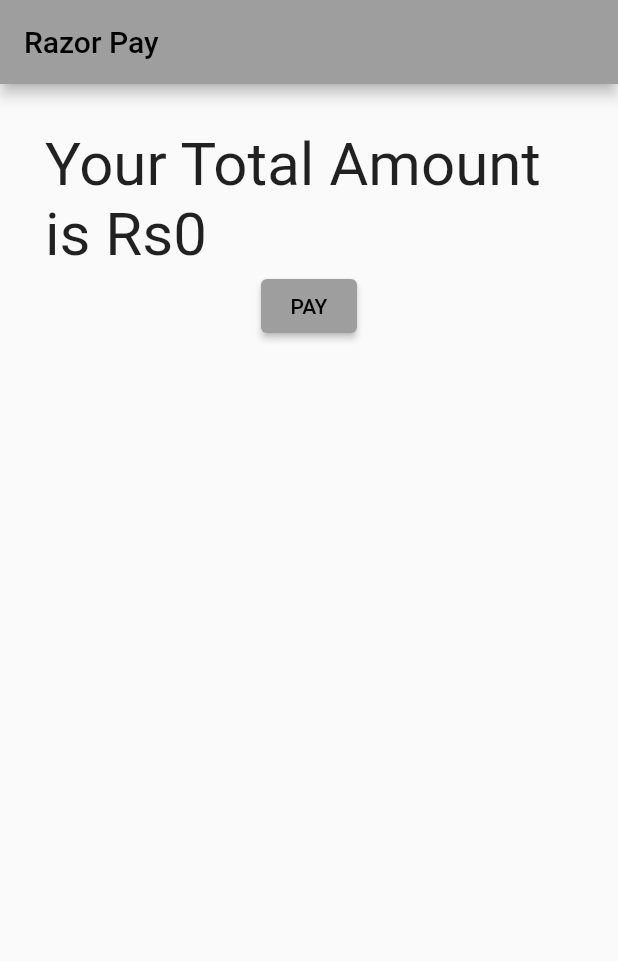
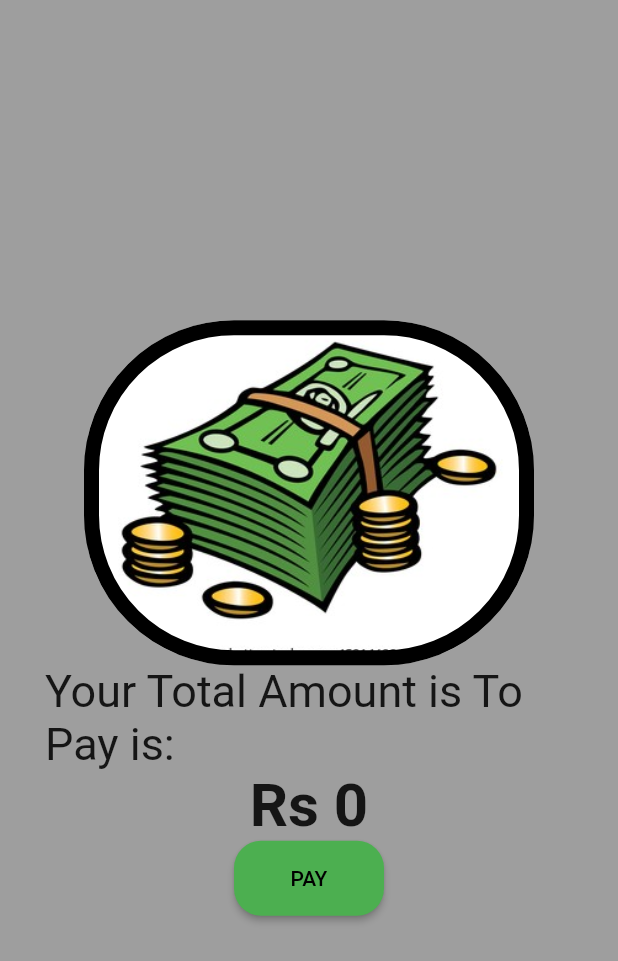
Before and after one commit to Simran2000-jpg/FoodShades, a Flutter app: the Payment screen opened directly with empty values, on a phone screen of 412 x 824 dp. Shown: the top 961 px of the screen. Run offline on Flutter 3.47's test engine with Material 2 defaults, Android fonts, the phone set to English and light mode, and no system bars; our stand-ins replace anim_search_bar, awesome_notifications, circular_countdown_timer, cloud_firestore, firebase_auth, firebase_core and 10 more; missing offline and left inert: passcode_screen, razorpay_flutter; accounts and stored records are empty; statements that could not run were skipped.

Commit message:
fixed few bugs

```diff
--- a/shades_food/lib/main.dart
+++ b/shades_food/lib/main.dart
@@ -7,6 +7,7 @@
 import 'package:shades_food/screens/admin/adminscreen.dart';
 import 'package:shades_food/screens/confirmPage.dart';
 import 'package:shades_food/screens/home/homescreen.dart';
+import 'package:shades_food/screens/payment.dart';
 import 'package:shades_food/splashscreen.dart';
 
 void main() async {
--- a/shades_food/lib/screens/admin/additemAdmin.dart
+++ b/shades_food/lib/screens/admin/additemAdmin.dart
@@ -286,14 +286,13 @@
               child: TextField(
                 keyboardType: TextInputType.number,
                 inputFormatters: [
-                  NumericalRangeFormatter(min: 0.00, max: 2.60),
                   LengthLimitingTextInputFormatter(4),
                 ],
                 onChanged: (value) {
                   _time = value;
                 },
                 decoration: InputDecoration(
-                  hintText: "Time (in hr)",
+                  hintText: "Time (in min)",
                   border: InputBorder.none,
                 ),
               ),
--- a/shades_food/lib/screens/feedbacks/feedback.dart
+++ b/shades_food/lib/screens/feedbacks/feedback.dart
@@ -111,7 +111,7 @@
                 crossAxisAlignment: CrossAxisAlignment.start,
                 children: [
                   Text(
-                    'OderNo. ${orderno}',
+                    'OrderNo. ${orderno}',
                     style: TextStyle(
                         fontSize: 25.0,
                         fontWeight: FontWeight.bold,
--- a/shades_food/lib/screens/payment.dart
+++ b/shades_food/lib/screens/payment.dart
@@ -1,4 +1,5 @@
 import 'package:cloud_firestore/cloud_firestore.dart';
+import 'package:firebase_auth/firebase_auth.dart';
 import 'package:flutter/material.dart';
 import 'package:razorpay_flutter/razorpay_flutter.dart';
 import 'package:shades_food/screens/cart/cart_screen.dart';
@@ -95,7 +96,10 @@
           .get();
       FirebaseFirestore.instance.collection("cart").doc(it).delete();
     }
-    FirebaseFirestore.instance.collection("CurrentOrders").add({
+    FirebaseFirestore.instance
+        .collection("CurrentOrders")
+        .doc(FirebaseAuth.instance.currentUser!.uid)
+        .set({
       "dishandcount": mp,
       "totalprice": widget.price,
       "customer_name": customer.get('name'),
@@ -105,6 +109,7 @@
       "orderno": count,
       "userid": userid,
     });
+
     Navigator.pushReplacement(
         context,
         MaterialPageRoute(
@@ -129,25 +134,61 @@
   @override
   Widget build(BuildContext context) {
     return Scaffold(
-      appBar: AppBar(
-        title: Text("Razor Pay"),
-      ),
-      body: Padding(
+      backgroundColor: Colors.grey,
+      body: Column(
+        mainAxisAlignment: MainAxisAlignment.center,
+        children: [
+          Container(
+            child: Padding(
               padding: EdgeInsets.all(30.0),
               child: Column(
                   crossAxisAlignment: CrossAxisAlignment.center,
                   children: <Widget>[
+                    Container(
+                      height: 230.0,
+                      width: 300.0,
+                      decoration: BoxDecoration(
+                        border: Border.all(color: Colors.black, width: 10.0),
+                        borderRadius: BorderRadius.circular(100),
+                        image: DecorationImage(
+                          image: AssetImage('assets/images/money.jpg'),
+                        ),
+                      ),
+                    ),
                     Text(
-                'Your Total Amount is Rs${widget.price}',
-                style: TextStyle(fontSize: 40.0),
+                      'Your Total Amount is To Pay is:',
+                      style: TextStyle(
+                        fontSize: 30.0,
                       ),
-              ElevatedButton(
+                    ),
+                    Text(
+                      'Rs ${widget.price}',
+                      style:
+                          TextStyle(fontSize: 40, fontWeight: FontWeight.bold),
+                    ),
+                    SizedBox(
+                      width: 100.0,
+                      height: 50.0,
+                      child: ElevatedButton(
+                          style: ButtonStyle(
+                            shape: MaterialStateProperty.all<
+                                RoundedRectangleBorder>(RoundedRectangleBorder(
+                              borderRadius: BorderRadius.circular(18.0),
+                            )),
+                            backgroundColor:
+                                MaterialStateProperty.all<Color>(Colors.green),
+                          ),
                           onPressed: () {
                             openCheckout();
                           },
                           child: Text("PAY")),
+                    ),
                   ]),
             ),
+          ),
+        ],
+      ),
     );
+    ;
   }
 }
```
Also changed, not shown: shades_food/lib/order.dart (+8 -2 lines), shades_food/lib/screens/admin/currentOrdersAdmin.dart (+29 -5 lines), shades_food/lib/screens/profile/components/body.dart (+5 -5 lines), shades_food/assets/images/money.jpg (added), 1 other file. Lines whose indentation alone changed are shown as unchanged.
